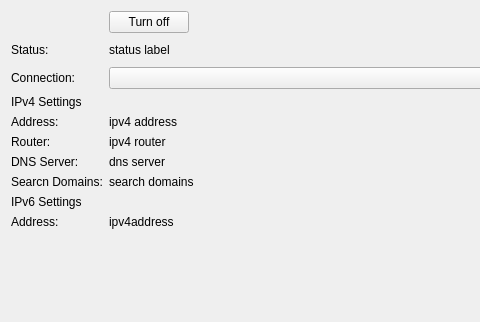
KDE/plasma-nm, file kcm/TabDeviceInfo.ui: the form before one commit; both pictures show x 0 to 480 and y 0 to 322 of the 682 by 453 pixel window.
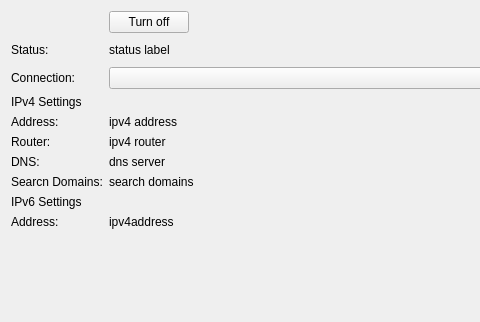
The form after the commit. Custom widgets are drawn as their Qt base class.

Commit message: Improved handlying over dhcp options

```diff
--- a/kcm/TabDeviceInfo.ui
+++ b/kcm/TabDeviceInfo.ui
@@ -96,7 +96,7 @@
    <item row="7" column="0">
     <widget class="QLabel" name="label_9">
      <property name="text">
-      <string>DNS Server:</string>
+      <string>DNS:</string>
      </property>
     </widget>
    </item>
```
The commit also changes 2 other files.
